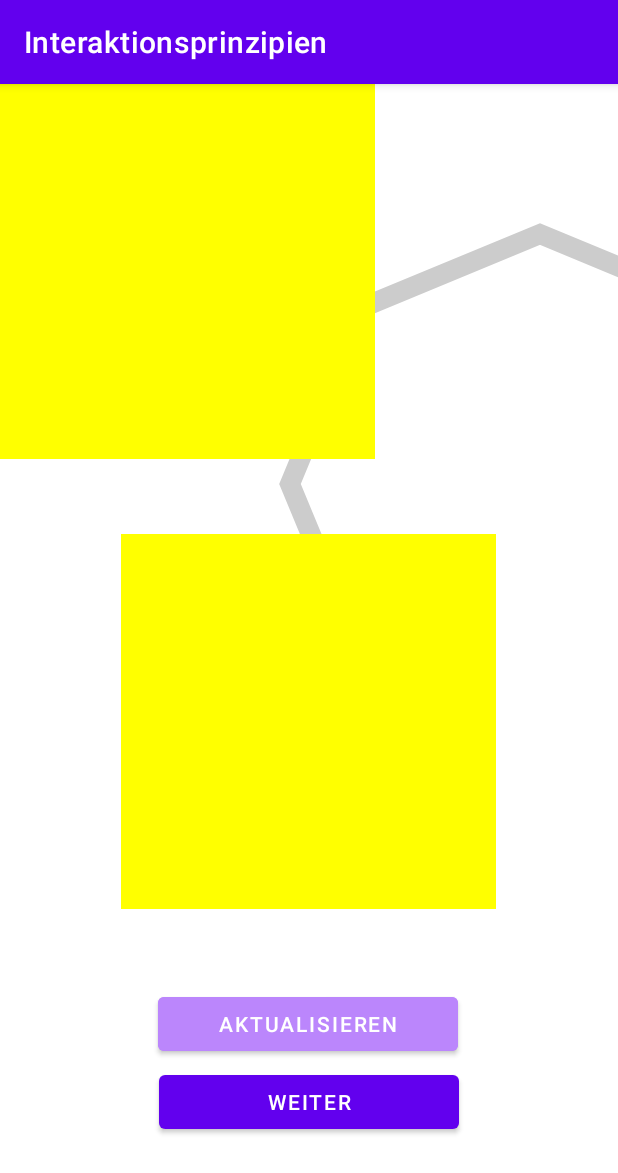
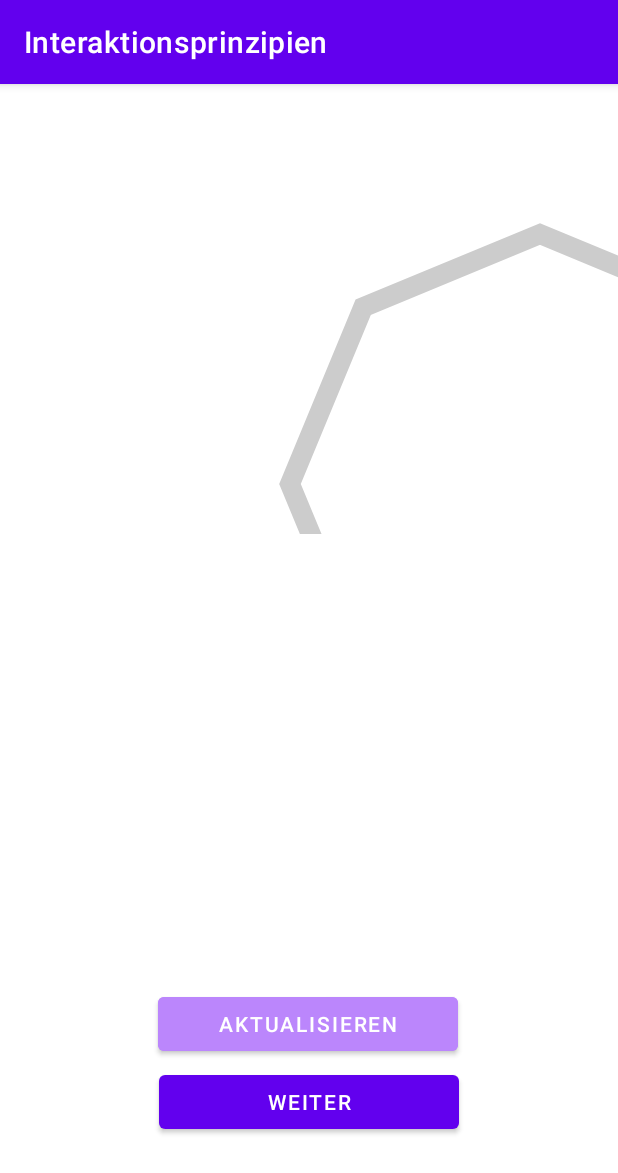
Before and after one commit to Jonasf-91/Interaktionsprinzipien, an Android app: the EditorDrawActivity screen opened directly, with no data from a screen before it, after a tap on "AKTUALISIEREN", on a phone screen of 412 x 824 dp. Shown: the top 1173 px of the screen. Run offline under Robolectric (Android 15) with nearby library versions, the phone set to English and light mode, and no system bars.

Commit message:
editor struktur vereinfacht

```diff
--- a/app/src/main/java/com/example/coin/CoinView.kt
+++ b/app/src/main/java/com/example/coin/CoinView.kt
@@ -13,8 +13,10 @@
     private var x = 540
     private var y = 400
     var coin = Coin()
+    var printPath = Path()
     lateinit var printBitmap: Bitmap
     lateinit var printCanvas: Canvas
+    val paint = Paint()
 
     override fun onSizeChanged(width: Int, height: Int, oldWidth: Int, oldHeight: Int) {
         super.onSizeChanged(width, height, oldWidth, oldHeight)
@@ -22,12 +24,14 @@
         printBitmap = Bitmap.createBitmap(width, height, Bitmap.Config.ARGB_8888)
         printCanvas = Canvas(printBitmap)
 
+
+
     }
 
     override fun onDraw(canvas: Canvas) {
 
         val path = createPolygon(coin.corners, 250f)
-        val paint = Paint()
+
 
         // draw Fill
         paint.setStyle(Paint.Style.FILL)
@@ -42,8 +46,10 @@
         canvas.drawPath(path, paint)
 
         // draw finger path
-        paint.setStrokeWidth(5f)
-        canvas.drawBitmap(printBitmap, 0f, 0f, paint)
+        paint.setStrokeWidth(10f)
+        val positionX = (width/2)-printBitmap.width/2
+        val positionY = (height/2)-printBitmap.height/2
+        canvas.drawBitmap(printBitmap, positionX.toFloat(), positionY.toFloat(), null)
     }
 
     fun createPolygon(sides: Int, radius: Float): Path {
--- a/app/src/main/java/com/example/coin/DrawingView.kt
+++ b/app/src/main/java/com/example/coin/DrawingView.kt
@@ -1,10 +1,7 @@
 package com.example.coin
 
 import android.content.Context
-import android.graphics.Bitmap
-import android.graphics.Canvas
-import android.graphics.Paint
-import android.graphics.Path
+import android.graphics.*
 import android.util.AttributeSet
 import android.view.MotionEvent
 import android.view.View
@@ -21,6 +18,7 @@
 
     private lateinit var extraCanvas: Canvas
     lateinit var extraBitmap: Bitmap
+
     private val backgroundColor = ResourcesCompat.getColor(resources,R.color.colorBackground, null)
     private val STROKE_WIDTH = 12f
     private val drawColor = ResourcesCompat.getColor(resources, R.color.colorPaint, null)
@@ -46,17 +44,14 @@
 
     override fun onSizeChanged(width: Int, height: Int, oldWidth: Int, oldHeight: Int) {
         super.onSizeChanged(width, height, oldWidth, oldHeight)
-
         extraBitmap = Bitmap.createBitmap(width, height, Bitmap.Config.ARGB_8888)
         extraCanvas = Canvas(extraBitmap)
-        extraCanvas.drawColor(backgroundColor)
-        //if (::extraBitmap.isInitialized) extraBitmap.recycle()
+
     }
 
     override fun onDraw(canvas: Canvas) {
         super.onDraw(canvas)
         canvas.drawBitmap(extraBitmap, 0f, 0f, null)
-
 
     }
 
@@ -91,6 +86,7 @@
             // Draw the path in the extra bitmap to cache it.
             extraCanvas.drawPath(path, paint)
 
+
         }
         invalidate()
 
@@ -100,12 +96,10 @@
         path.reset()
     }
 
-
-
-
-
-
-
-
+    fun cleanBitmap(){
+        extraBitmap = Bitmap.createBitmap(width, height, Bitmap.Config.ARGB_8888)
+        extraCanvas = Canvas(extraBitmap)
+        invalidate()
+    }
 
 }
--- a/app/src/main/java/com/example/interaktionsprinzipien/EditorColorActivity.kt
+++ b/app/src/main/java/com/example/interaktionsprinzipien/EditorColorActivity.kt
@@ -22,7 +22,7 @@
         if (intent.getParcelableExtra<Coin>("coin") != null) {
             coin = intent.getParcelableExtra("coin")!!
         }
-        val coinView : CoinView = findViewById(R.id.coinViewColor)
+        val coinView : CoinView = findViewById(R.id.coinViewEditor)
         coinView.update(coin)
 
         val changeColorBtn = findViewById<Button>(R.id.changeColorBtn)
--- a/app/src/main/java/com/example/interaktionsprinzipien/EditorCornerActivity.kt
+++ b/app/src/main/java/com/example/interaktionsprinzipien/EditorCornerActivity.kt
@@ -19,7 +19,7 @@
         if (intent.getParcelableExtra<Coin>("coin") != null) {
             coin = intent.getParcelableExtra("coin")!!
         }
-        val coinView : CoinView = findViewById(R.id.coinViewCorner)
+        val coinView : CoinView = findViewById(R.id.coinViewEditor)
         coinView.update(coin)
 
         val textView : TextView = findViewById(R.id.cornerCounterView)
--- a/app/src/main/java/com/example/interaktionsprinzipien/EditorDrawActivity.kt
+++ b/app/src/main/java/com/example/interaktionsprinzipien/EditorDrawActivity.kt
@@ -26,6 +26,7 @@
 
         updateDrawingBtn.setOnClickListener {
             coinViewDraw.updatePrint(drawingView.extraBitmap)
+            drawingView.cleanBitmap()
         }
 
         val nextBtn = findViewById<Button>(R.id.nextToEditorBtn)
--- a/app/src/main/res/layout/activity_editor_color.xml
+++ b/app/src/main/res/layout/activity_editor_color.xml
@@ -5,7 +5,7 @@
     android:layout_width="match_parent"
     android:layout_height="match_parent"
     android:background="#FFFFFF"
-    tools:context=".EditorColorActivity">
+    tools:context=".EditorActivity">
 
 
     <com.example.coin.com.example.coin.CoinView
--- a/app/src/main/res/layout/activity_editor_draw.xml
+++ b/app/src/main/res/layout/activity_editor_draw.xml
@@ -5,19 +5,7 @@
     android:layout_width="match_parent"
     android:layout_height="match_parent"
     android:background="#FFFFFF"
-    tools:context=".EditorDrawActivity">
-
-    <com.example.coin.DrawingView
-        android:id="@+id/drawingView"
-        android:layout_width="250dp"
-        android:layout_height="250dp"
-        android:layout_marginBottom="24dp"
-        app:layout_constraintBottom_toTopOf="@+id/nextToEditorBtn"
-        app:layout_constraintEnd_toEndOf="parent"
-        app:layout_constraintHorizontal_bias="0.496"
-        app:layout_constraintStart_toStartOf="parent"
-        app:layout_constraintTop_toBottomOf="@+id/coinViewDraw"
-        app:layout_constraintVertical_bias="0.0" />
+    tools:context=".EditorActivity">
 
     <com.example.coin.com.example.coin.CoinView
         android:id="@+id/coinViewDraw"
@@ -28,6 +16,15 @@
         app:layout_constraintStart_toStartOf="parent"
         app:layout_constraintTop_toTopOf="parent" />
 
+    <com.example.coin.DrawingView
+        android:id="@+id/drawingView"
+        android:layout_width="125dp"
+        android:layout_height="125dp"
+        app:layout_constraintBottom_toBottomOf="@+id/coinViewDraw"
+        app:layout_constraintEnd_toEndOf="parent"
+        app:layout_constraintHorizontal_bias="0.497"
+        app:layout_constraintStart_toStartOf="parent"
+        app:layout_constraintTop_toTopOf="@+id/coinViewDraw" />
 
 
     <Button
--- a/app/src/main/res/values/strings.xml
+++ b/app/src/main/res/values/strings.xml
@@ -21,6 +21,7 @@
     <string name="birthdayStartYear">1970</string>
     <string name="birthdayStartMonth">01</string>
     <string name="plusSign">+</string>
+    <string name="minusSign">-</string>
     <string name="yearOfBirth">Geburtsjahr</string>
     <string name="monthOfBirth">Geburtsmonat</string>
     <string name="day_of_birth">Geburtstag</string>
```
Also changed, not shown: app/src/main/java/com/example/interaktionsprinzipien/EditorActivity.kt (+102 -30 lines), app/src/main/res/layout/activity_editor_corner.xml (+4 -4 lines).
